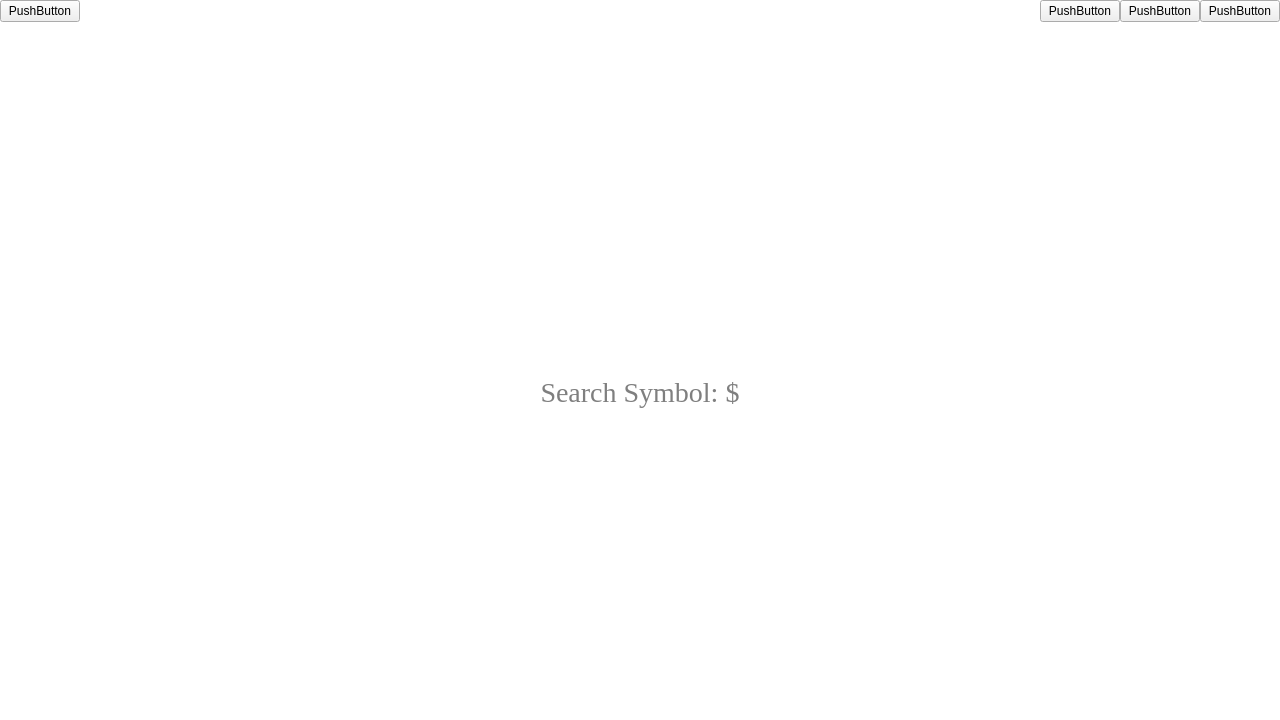
Old version of the form MarketGame/mainwindow.ui in the repository plagentile/Market_Game.
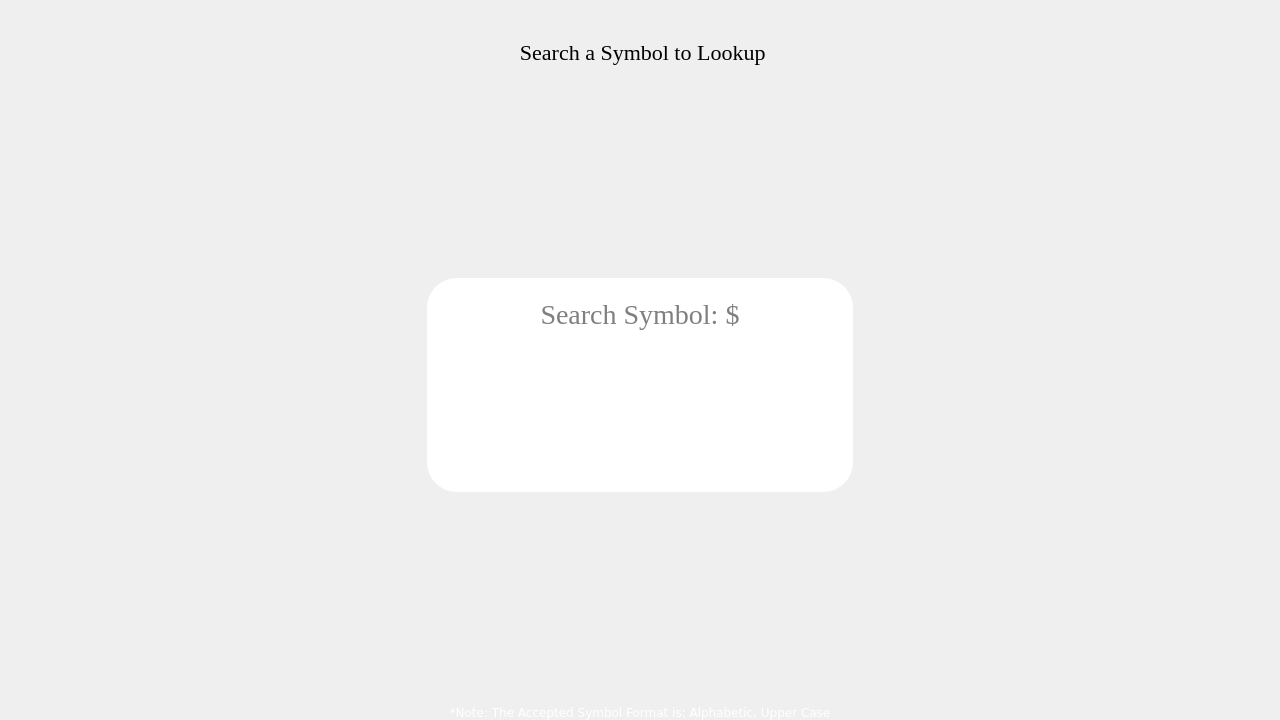
New version of the form. Icons and pictures are not drawn.

Commit message: Updated main window ui, working on hide/show search functionality

Patch:
```diff
--- a/MarketGame/mainwindow.ui
+++ b/MarketGame/mainwindow.ui
@@ -31,10 +31,6 @@
 	border-image: url(:/files/img/mainWindowBackground.png) 0 0 0 0 stretch stretch;
 }
 
-#MainWindow
-{
-	background-color:white;
-}
 
 /*
 	sharesAndCurrentPriceHorizontalLayout
@@ -84,7 +80,7 @@
 
 #symbolSearchBanner
 {
-	color:white;
+	color:black;
 	font-size: 22px;
 	font-family: Georgia;
 }
@@ -128,63 +124,6 @@
     <property name="bottomMargin">
      <number>0</number>
     </property>
-    <item>
-     <layout class="QHBoxLayout" name="headerHorizontalLayout">
-      <item>
-       <widget class="QPushButton" name="pushButton_4">
-        <property name="sizePolicy">
-         <sizepolicy hsizetype="Preferred" vsizetype="Minimum">
-          <horstretch>0</horstretch>
-          <verstretch>0</verstretch>
-         </sizepolicy>
-        </property>
-        <property name="text">
-         <string>PushButton</string>
-        </property>
-       </widget>
-      </item>
-      <item>
-       <spacer name="horizontalSpacer">
-        <property name="orientation">
-         <enum>Qt::Horizontal</enum>
-        </property>
-        <property name="sizeHint" stdset="0">
-         <size>
-          <width>40</width>
-          <height>20</height>
-         </size>
-        </property>
-       </spacer>
-      </item>
-      <item>
-       <widget class="QPushButton" name="pushButton_2">
-        <property name="sizePolicy">
-         <sizepolicy hsizetype="Minimum" vsizetype="Preferred">
-          <horstretch>0</horstretch>
-          <verstretch>0</verstretch>
-         </sizepolicy>
-        </property>
-        <property name="text">
-         <string>PushButton</string>
-        </property>
-       </widget>
-      </item>
-      <item>
-       <widget class="QPushButton" name="pushButton_3">
-        <property name="text">
-         <string>PushButton</string>
-        </property>
-       </widget>
-      </item>
-      <item>
-       <widget class="QPushButton" name="pushButton">
-        <property name="text">
-         <string>PushButton</string>
-        </property>
-       </widget>
-      </item>
-     </layout>
-    </item>
     <item>
      <widget class="QStackedWidget" name="searchAndViewSymbolStackedWidget">
       <property name="lineWidth">
@@ -210,6 +149,22 @@
         <property name="bottomMargin">
          <number>0</number>
         </property>
+        <item>
+         <spacer name="topSearchSymbolPageVerticalSpacer">
+          <property name="orientation">
+           <enum>Qt::Vertical</enum>
+          </property>
+          <property name="sizeType">
+           <enum>QSizePolicy::Preferred</enum>
+          </property>
+          <property name="sizeHint" stdset="0">
+           <size>
+            <width>20</width>
+            <height>40</height>
+           </size>
+          </property>
+         </spacer>
+        </item>
         <item>
          <widget class="QLabel" name="symbolSearchBanner">
           <property name="sizePolicy">
@@ -227,7 +182,7 @@
          </widget>
         </item>
         <item>
-         <spacer name="verticalSpacer">
+         <spacer name="middleSearchSymbolPageVerticalSpacer">
           <property name="orientation">
            <enum>Qt::Vertical</enum>
           </property>
@@ -380,12 +335,6 @@
                <property name="spacing">
                 <number>10</number>
                </property>
-               <property name="viewMode">
-                <enum>QListView::ListMode</enum>
-               </property>
-               <property name="batchSize">
-                <number>5</number>
-               </property>
                <property name="itemAlignment">
                 <set>Qt::AlignHCenter|Qt::AlignJustify</set>
                </property>
@@ -413,12 +362,12 @@
          </layout>
         </item>
         <item>
-         <spacer name="verticalSpacer_2">
+         <spacer name="bottomSearchSymbolPageVerticalSpacer">
           <property name="orientation">
            <enum>Qt::Vertical</enum>
           </property>
           <property name="sizeType">
-           <enum>QSizePolicy::Minimum</enum>
+           <enum>QSizePolicy::Expanding</enum>
           </property>
           <property name="sizeHint" stdset="0">
            <size>
@@ -437,7 +386,7 @@
            </sizepolicy>
           </property>
           <property name="text">
-           <string>*Note: Accepted Symbol Format are Alphabetic, Upper Case</string>
+           <string>*Note: The Accepted Symbol Format is: Alphabetic, Upper Case</string>
           </property>
           <property name="alignment">
            <set>Qt::AlignCenter</set>
@@ -827,36 +776,6 @@
     </item>
    </layout>
   </widget>
-  <action name="actionAbout_Qt_Widget_Market_Game">
-   <property name="text">
-    <string>About Qt Widget Market Game</string>
-   </property>
-  </action>
-  <action name="actionTerms_Of_Service">
-   <property name="text">
-    <string>Terms Of Service</string>
-   </property>
-  </action>
-  <action name="actionSave">
-   <property name="text">
-    <string>Save</string>
-   </property>
-  </action>
-  <action name="actionSettings">
-   <property name="text">
-    <string>Settings</string>
-   </property>
-  </action>
-  <action name="actionNew">
-   <property name="text">
-    <string>New</string>
-   </property>
-  </action>
-  <action name="actionExit">
-   <property name="text">
-    <string>Exit</string>
-   </property>
-  </action>
  </widget>
  <resources/>
  <connections/>
```
The commit also changes 2 other files.
